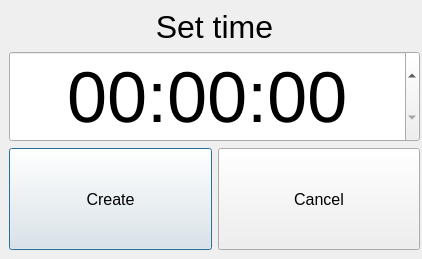
Old version of the form MyTimer/createtimer.ui in the repository vetalmon20/OOP-2nd-Course-2Lab.
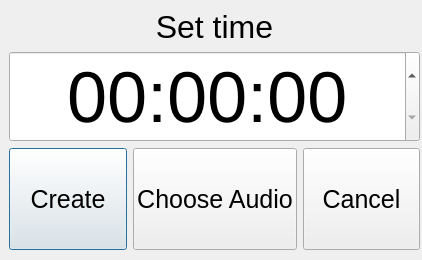
New version of the form.

Commit message: Implemented the possibility to choose the audio for both: alarm and timer

What changed in the file:
```diff
--- a/MyTimer/createtimer.ui
+++ b/MyTimer/createtimer.ui
@@ -7,7 +7,7 @@
     <x>0</x>
     <y>0</y>
     <width>422</width>
-    <height>259</height>
+    <height>260</height>
    </rect>
   </property>
   <property name="windowTitle">
@@ -80,7 +80,7 @@
         </property>
         <property name="font">
          <font>
-          <pointsize>12</pointsize>
+          <pointsize>19</pointsize>
          </font>
         </property>
         <property name="text">
@@ -88,6 +88,24 @@
         </property>
        </widget>
       </item>
+      <item>
+       <widget class="QPushButton" name="chooseAudio">
+        <property name="sizePolicy">
+         <sizepolicy hsizetype="Minimum" vsizetype="Minimum">
+          <horstretch>0</horstretch>
+          <verstretch>0</verstretch>
+         </sizepolicy>
+        </property>
+        <property name="font">
+         <font>
+          <pointsize>19</pointsize>
+         </font>
+        </property>
+        <property name="text">
+         <string>Choose Audio</string>
+        </property>
+       </widget>
+      </item>
       <item>
        <widget class="QPushButton" name="pushButton">
         <property name="sizePolicy">
@@ -98,7 +116,7 @@
         </property>
         <property name="font">
          <font>
-          <pointsize>12</pointsize>
+          <pointsize>19</pointsize>
          </font>
         </property>
         <property name="text">
```
The commit also changes 11 other files.
